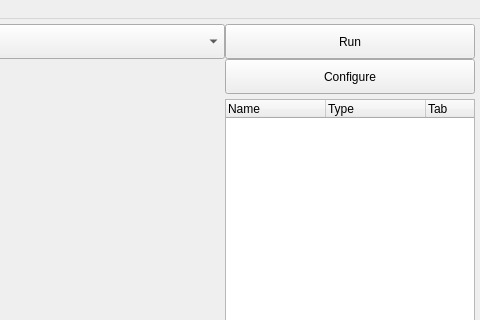
Before: the Qt Designer form code/Hadrien/QCvWindow/src/UI/mainwindow.ui in Amxx/MDMA, drawn with Qt 5; both pictures show x 425 to 905 and y 0 to 320 of the 905 by 572 pixel window.
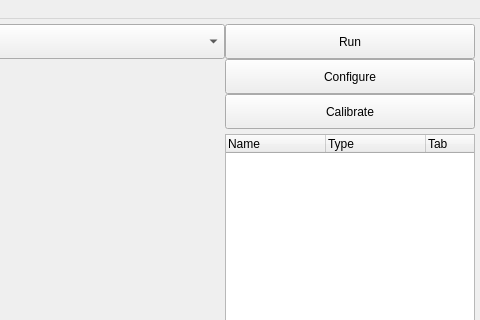
After: the same form once the commit is applied. Icons and pictures are not drawn.

```diff
--- a/code/Hadrien/QCvWindow/src/UI/mainwindow.ui
+++ b/code/Hadrien/QCvWindow/src/UI/mainwindow.ui
@@ -53,9 +53,9 @@
     <property name="geometry">
      <rect>
       <x>650</x>
-      <y>80</y>
+      <y>115</y>
       <width>250</width>
-      <height>360</height>
+      <height>325</height>
      </rect>
     </property>
     <column>
@@ -180,6 +180,19 @@
      <string/>
     </property>
    </widget>
+   <widget class="QPushButton" name="pushButton_calibrate">
+    <property name="geometry">
+     <rect>
+      <x>650</x>
+      <y>75</y>
+      <width>250</width>
+      <height>35</height>
+     </rect>
+    </property>
+    <property name="text">
+     <string>Calibrate</string>
+    </property>
+   </widget>
   </widget>
   <widget class="QMenuBar" name="menubar">
    <property name="geometry">
```
